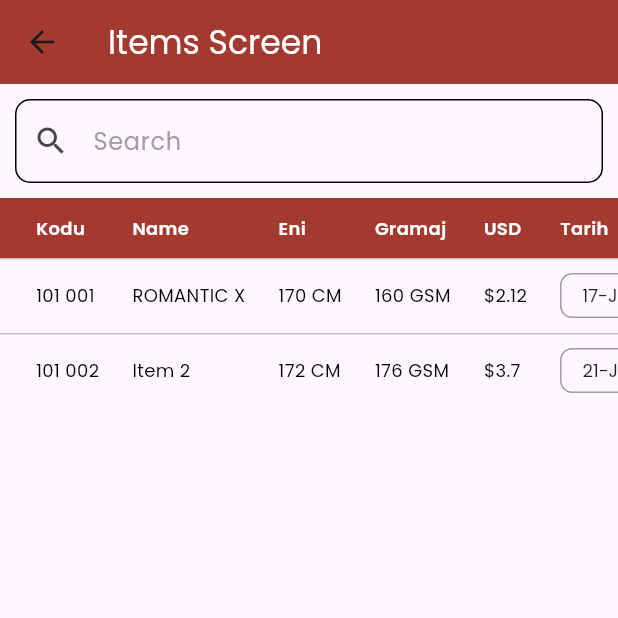
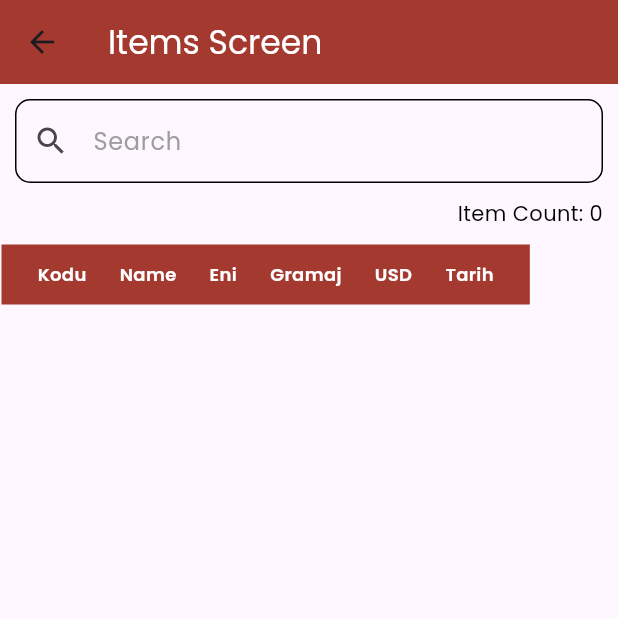
Before and after one commit to amohamed21ku/ozApp, a Flutter app: the ItemsScreen screen opened by its route, on a phone screen of 412 x 824 dp, the top half of it. Run offline on Flutter 3.47's test engine with Material 3 defaults, Android fonts, the phone set to English and light mode, and no system bars; drawn by our look-alikes of modal_progress_hud_nsn; our stand-ins replace cloud_firestore, firebase_auth, firebase_core, google_fonts, google_sign_in; accounts and stored records are empty.

Commit message:
some adding

```diff
--- a/lib/Screens/itemsScreen.dart
+++ b/lib/Screens/itemsScreen.dart
@@ -1,5 +1,8 @@
 import 'package:flutter/material.dart';
 import 'package:google_fonts/google_fonts.dart';
+import 'package:cloud_firestore/cloud_firestore.dart';
+import 'package:modal_progress_hud_nsn/modal_progress_hud_nsn.dart';
+import 'SelectedItemScreen.dart'; // Import the SelectedItemScreen
 
 class ItemsScreen extends StatefulWidget {
   const ItemsScreen({Key? key}) : super(key: key);
@@ -9,45 +12,46 @@ class ItemsScreen extends StatefulWidget {
 }
 
 class _ItemsScreenState extends State<ItemsScreen> {
-  List<Map<String, String>> dataList = [
-    {
-      'Kodu': '101 001',
-      'Eni': '170 CM',
-      'Gramaj': '160 GSM',
-      'Supplier': 'Supplier A',
-      'S/Item Name': 'ROMANTIC X',
-      'USD': '\$2.12',
-      'Tarih': '17-Jan-23',
-    },
-    {
-      'Kodu': '101 002',
-      'Eni': '172 CM',
-      'Gramaj': '176 GSM',
-      'S/Item Name': 'Item 2',
-      'USD': "\$3.7",
-      'Tarih': '21-Jun-23',
-    },
-    // Add more data as needed
-  ];
+  bool showSpinner = false; // Track loading state
 
-  List<Map<String, String>> filteredList = [];
-
+  List<Map<String, dynamic>> dataList = [];
+  List<Map<String, dynamic>> filteredList = [];
   TextEditingController searchController = TextEditingController();
-
-  String? selectedPrice;
 
   @override
   void initState() {
     super.initState();
+    fetchDataFromFirestore();
+  }
+
+  Future<void> _handleRefresh() async {
+    await fetchDataFromFirestore();
+  }
+
+  Future<void> fetchDataFromFirestore() async {
+    setState(() {
+      showSpinner = true; // Show loading HUD
+    });
+    QuerySnapshot<Map<String, dynamic>> querySnapshot =
+    await FirebaseFirestore.instance.collection('new_items').get();
+
+    dataList = querySnapshot.docs.map((doc) => doc.data()).toList();
     filteredList = dataList;
+    // Sort the dataList by 'Kodu' field
+    dataList.sort((a, b) => a['kodu'].compareTo(b['kodu']));
+    setState(() {
+      showSpinner = false; // Hide loading HUD
+    });
   }
 
   void filterData(String query) {
     setState(() {
       filteredList = dataList
           .where((item) =>
-      item['Gramaj']!.toLowerCase().contains(query.toLowerCase()) ||
-          item['S/Item Name']!.toLowerCase().contains(query.toLowerCase()))
+      item['kodu'].toLowerCase().contains(query.toLowerCase()) ||
+          item['sItemName']
+              .toLowerCase()
+              .contains(query.toLowerCase()))
           .toList();
     });
   }
@@ -62,207 +66,184 @@ class _ItemsScreenState extends State<ItemsScreen> {
           style: GoogleFonts.poppins(color: Colors.white),
         ),
       ),
-      body: Column(
+      body: ModalProgressHUD(
+        progressIndicator: CircularProgressIndicator(
+          valueColor: AlwaysStoppedAnimation<Color>(Color(0xffa4392f)),
+          strokeWidth: 5.0,
+        ),
+        inAsyncCall: showSpinner,
+        child: RefreshIndicator(
+          onRefresh: _handleRefresh,
+          color: Color(0xffa4392f),
+          backgroundColor: Colors.grey[200],
+          child: Column(
             crossAxisAlignment: CrossAxisAlignment.stretch,
             children: [
               Padding(
                 padding: const EdgeInsets.all(10.0),
-            child: TextField(
+                child: Column(
+                  children: [
+                    TextField(
                       controller: searchController,
                       onChanged: (value) {
                         filterData(value);
                       },
                       decoration: InputDecoration(
                         labelText: 'Search',
-                hintText: 'Search by Kodu',
-                hintStyle: GoogleFonts.poppins(fontWeight: FontWeight.w200,
-                ),
-                labelStyle: GoogleFonts.poppins(color:Colors.grey ),
+                        hintText: 'Search by Kodu or Name',
+                        hintStyle:
+                        GoogleFonts.poppins(fontWeight: FontWeight.w200),
+                        labelStyle: GoogleFonts.poppins(color: Colors.grey),
                         prefixIcon: Icon(Icons.search),
                         enabledBorder: OutlineInputBorder(
-                  borderSide: BorderSide(width: 1), // Change border color here
-                  borderRadius: BorderRadius.circular(10.0), // Optional: Adjust border radius
+                          borderSide: BorderSide(width: 1),
+                          borderRadius: BorderRadius.circular(10.0),
                         ),
                         focusedBorder: OutlineInputBorder(
-                  borderSide: BorderSide(color: Color(0xffa4392f),width: 2), // Change border color when focused
-                  borderRadius: BorderRadius.circular(15.0), // Optional: Adjust border radius
+                          borderSide:
+                          BorderSide(color: Color(0xffa4392f), width: 2),
+                          borderRadius: BorderRadius.circular(15.0),
+                        ),
+                      ),
+                    ),
+                    SizedBox(height: 10,),
+                    Row(
+                      mainAxisAlignment: MainAxisAlignment.end,
+                      children: [
+                        Text(
+                          'Item Count: ${filteredList.length}',
+                          style: GoogleFonts.poppins(color: Colors.black, fontSize: 14),
+                        ),
+                      ],
+                    ),
+                  ],
+                ),
+
+
+              ),
+
+              Expanded(
+                child: SingleChildScrollView(
+                  scrollDirection: Axis.vertical,
+                  child: SingleChildScrollView(
+                    scrollDirection: Axis.horizontal,
+                    child: Container(
+                      decoration: BoxDecoration( // Custom decoration to remove the box
+                        border: Border.all(color: Colors.transparent), // Set border color to transparent
+                      ),
+                      child: DataTable(
+                        columnSpacing: 22,
+                        headingRowHeight: 40,
+                        dataRowHeight: 60,
+                        headingTextStyle: GoogleFonts.poppins(
+                          fontWeight: FontWeight.w600,
+                          color: Colors.white,
+                        ),
+                        headingRowColor: MaterialStateColor.resolveWith(
+                                (states) => const Color(0xffa4392f)),
+                        dividerThickness: 1,
+                        columns: [
+                          DataColumn(
+                            label: Text(
+                              'Kodu',
+                              style: GoogleFonts.poppins(
+                                color: Colors.white,
+                                fontSize: 12,
+                              ),
+                            ),
+                          ),
+                          DataColumn(
+                            label: Text(
+                              'Name',
+                              style: GoogleFonts.poppins(
+                                color: Colors.white,
+                                fontSize: 12,
+                              ),
+                            ),
+                          ),
+                          DataColumn(
+                            label: Text(
+                              'Eni',
+                              style: GoogleFonts.poppins(
+                                color: Colors.white,
+                                fontSize: 12,
+                              ),
+                            ),
+                          ),
+                          DataColumn(
+                            label: Text(
+                              'Gramaj',
+                              style: GoogleFonts.poppins(
+                                color: Colors.white,
+                                fontSize: 12,
+                              ),
+                            ),
+                          ),
+                          DataColumn(
+                            label: Text(
+                              'USD',
+                              style: GoogleFonts.poppins(
+                                color: Colors.white,
+                                fontSize: 12,
+                              ),
+                            ),
+                          ),
+                          DataColumn(
+                            label: Text(
+                              'Tarih',
+                              style: GoogleFonts.poppins(
+                                color: Colors.white,
+                                fontSize: 12,
+                              ),
+                            ),
+                          ),
+                        ],
+                        rows: filteredList.map((data) {
+                          return DataRow(
+                            onSelectChanged: (selected) {
+                              if (selected != null) {
+                                Navigator.push(
+                                  context,
+                                  MaterialPageRoute(
+                                    builder: (context) => SelectedItemScreen(
+                                      selectedItem: data,
+                                    ),
+                                  ),
+                                );
+                              }
+                            },
+                            cells: [
+                              DataCell(
+                                Text(data['kodu'].toString()),
+                              ),
+                              DataCell(
+                                Text(data['sItemName'].toString()),
+                              ),
+                              DataCell(
+                                Text(data['eni'].toString()),
+                              ),
+                              DataCell(
+                                Text(data['gramaj'].toString()),
+                              ),
+                              DataCell(
+                                Text(data['pricesAndDates[0]'].toString()),
+                              ),
+                              DataCell(
+                                Text(data['Tarih'].toString()),
+                              ),
+                            ],
+                          );
+                        }).toList(),
+                      ),
+                    ),
                   ),
                 ),
               ),
 
 
-          ),
-          Expanded(
-            child: SingleChildScrollView(
-              scrollDirection: Axis.horizontal,
-              child: DataTable(
-                columnSpacing: 22,
-                headingRowHeight: 40,
-                dataRowHeight: 50,
-                headingTextStyle: GoogleFonts.poppins(
-                  fontWeight: FontWeight.w600,
-                  color: Colors.white,
-                ),
-                headingRowColor:
-                MaterialStateColor.resolveWith((states) => const Color(0xffa4392f)), // Background color of the heading
-                dividerThickness: 1, // Thickness of the divider lines
-                columns: [
-                  DataColumn(
-                    label: Text(
-                      'Kodu',
-                      style: GoogleFonts.poppins(color: Colors.white,fontSize: 12),
+            ],
           ),
         ),
-                  DataColumn(
-                    label: Text(
-                      'Name',
-                      style: GoogleFonts.poppins(color: Colors.white,fontSize: 12),
-                    ),
-                  ),
-                  DataColumn(
-                    label: Text(
-                      'Eni',
-                      style: GoogleFonts.poppins(color: Colors.white,fontSize: 12),
-                    ),
-                  ),
-                  DataColumn(
-                    label: Text(
-                      'Gramaj',
-                      style: GoogleFonts.poppins(color: Colors.white,fontSize: 12),
-                    ),
-                  ),
-
-                  DataColumn(
-                    label: Text(
-                      'USD',
-                      style: GoogleFonts.poppins(color: Colors.white,fontSize: 12),
-                    ),
-                  ),
-                  DataColumn(
-                    label: Text(
-                      'Tarih',
-                      style: GoogleFonts.poppins(color: Colors.white,fontSize: 12),
-                    ),
-                  ),
-                ],
-                rows: filteredList.map((data) {
-                  int index = dataList.indexOf(data);
-                  return DataRow(cells: [
-                    DataCell(
-                      Text(
-                        data['Kodu']!,
-                        style: GoogleFonts.poppins(color: Colors.black,fontSize: 12),
-                      ),
-                    ),
-                    DataCell(
-                      Text(
-                        data['S/Item Name']!,
-                        style: GoogleFonts.poppins(color: Colors.black,fontSize: 12),
-                      ),
-                    ),
-                    DataCell(
-                      Text(
-                        data['Eni']!,
-                        style: GoogleFonts.poppins(color: Colors.black, fontSize: 12), // Adjust font size here
-                      ),
-                    ),
-                    DataCell(
-                      Text(
-                        data['Gramaj']!,
-                        style: GoogleFonts.poppins(color: Colors.black, fontSize: 12), // Adjust font size here
-                      ),
-                    ),
-
-
-                    DataCell(
-                      GestureDetector(
-                        onDoubleTapDown: (details) {
-                          // Show popup menu on double tap
-                          showMenu(
-                            context: context,
-                            position: RelativeRect.fromLTRB(
-                              details.globalPosition.dx,
-                              details.globalPosition.dy,
-                              details.globalPosition.dx,
-                              details.globalPosition.dy,
-                            ),
-                            items: [
-                              PopupMenuItem(
-                                enabled: false,
-                                child: Text(
-                                  'Previous Prices',
-                                  style: GoogleFonts.poppins(color: Colors.black),
-                                ),
-                              ),
-                              ...dataList
-                                  .where((item) => item['USD'] != null)
-                                  .map(
-                                    (item) => PopupMenuItem(
-                                  child: Text(
-                                    '${item['Tarih']}: ${item['USD']}',
-                                    style: GoogleFonts.poppins(color: Colors.black),
-                                  ),
-                                ),
-                              )
-                                  .toList(),
-                            ],
-                          );
-                        },
-                        child: Text(
-                          data['USD']!,
-                          style: GoogleFonts.poppins(color: Colors.black,fontSize: 12),
-                        ),
-                      ),
-                    ),
-                    DataCell(
-                      Container(
-                        padding: EdgeInsets.symmetric(horizontal: 12.0),
-                        decoration: BoxDecoration(
-                          borderRadius: BorderRadius.circular(8.0),
-                          border: Border.all(color: Colors.grey),
-                        ),
-                        child: DropdownButtonFormField<String>(
-                          items: (data['Tarih']!.isEmpty
-                          ? ['Select Date'] + ['17-Jan-23', 'other_date']
-                                  : <String>[data['Tarih']!] + ['17-Jan-23', 'other_date'])
-                              .toSet()
-                              .toList()
-                              .map<DropdownMenuItem<String>>(
-                                (value) => DropdownMenuItem<String>(
-                              value: value,
-                              child: Text(value),
-                            ),
-                          )
-                              .toList(),
-                          onChanged: (newValue) {
-                            setState(() {
-                              data['Tarih'] = newValue!;
-                              // Update the price here based on the selected date
-                            });
-                          },
-                          value: data['Tarih']!.isEmpty ? null : data['Tarih'],
-                          decoration: InputDecoration(
-                            border: InputBorder.none, // Remove default border
-                            enabledBorder: UnderlineInputBorder(
-                              borderSide: BorderSide(color: Colors.transparent),
-                            ),
-
-                            isDense: true,
-                            contentPadding: EdgeInsets.all(2),
-                          ),
-                          style: GoogleFonts.poppins(
-                            fontSize: 12.0,
-                            color: Colors.black87,
-                          ),
-                        ),
-                      ),
-                    ),
-                  ]);
-                }).toList(),
-              ),
-            ),
-          ),
-        ],
       ),
     );
   }
--- a/lib/main.dart
+++ b/lib/main.dart
@@ -9,6 +9,8 @@ import 'Screens/profileScreen.dart';
 import 'Screens/welcomeScreen.dart';
 
 Future<void> main() async {
+
+
   WidgetsFlutterBinding.ensureInitialized();
   await Firebase.initializeApp(
     options: FirebaseOptions(apiKey: "AIzaSyC5jqnQLoXXHnICVAgqmKEMTIIPCOIifAs",
--- a/pubspec.yaml
+++ b/pubspec.yaml
@@ -42,7 +42,10 @@ dependencies:
   firebase_database: ^10.4.9
   modal_progress_hud_nsn: ^0.4.0
   google_sign_in: ^6.2.1
-  flutter_staggered_animations: ^1.1.1
+  advanced_datatable: ^0.0.8
+
+
+
 
 
 
```
Also changed, not shown: lib/Screens/selectedItemScreen.dart (added, +58 -0 lines), pubspec.lock. Lines whose indentation alone changed are shown as unchanged.
